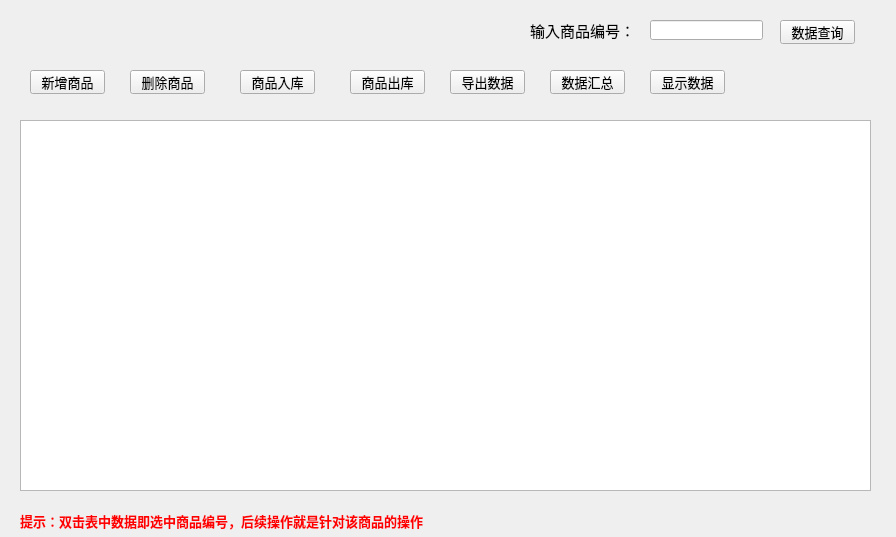
Before: the Qt Designer form ui/mainwidget.ui in xiaoyangst/WarehouseManageSys, drawn with Qt 5.
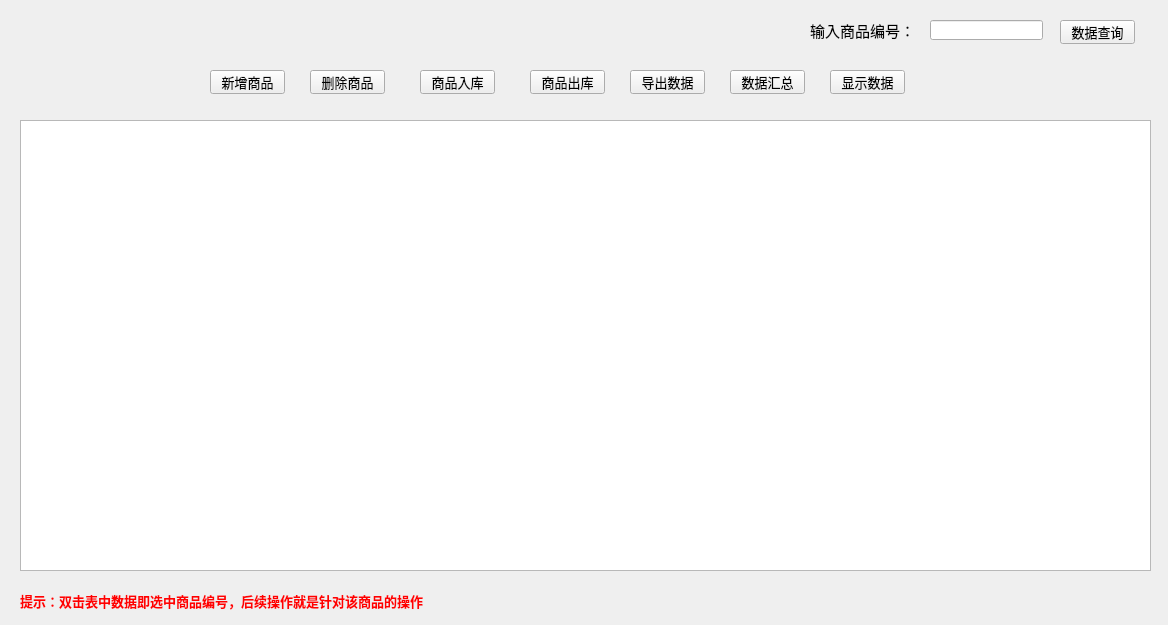
After: the same form once the commit is applied. Icons and pictures are not drawn.

Diff of the .ui file:
```diff
--- a/ui/mainwidget.ui
+++ b/ui/mainwidget.ui
@@ -6,8 +6,8 @@
    <rect>
     <x>0</x>
     <y>0</y>
-    <width>896</width>
-    <height>537</height>
+    <width>1168</width>
+    <height>625</height>
    </rect>
   </property>
   <property name="font">
@@ -27,15 +27,15 @@
     <rect>
      <x>20</x>
      <y>120</y>
-     <width>851</width>
-     <height>371</height>
+     <width>1131</width>
+     <height>451</height>
     </rect>
    </property>
   </widget>
   <widget class="QPushButton" name="addGoodsBtn">
    <property name="geometry">
     <rect>
-     <x>30</x>
+     <x>210</x>
      <y>70</y>
      <width>75</width>
      <height>24</height>
@@ -52,7 +52,7 @@
   <widget class="QPushButton" name="removeGoodsBtn">
    <property name="geometry">
     <rect>
-     <x>130</x>
+     <x>310</x>
      <y>70</y>
      <width>75</width>
      <height>24</height>
@@ -69,7 +69,7 @@
   <widget class="QPushButton" name="uploadWareHouseBtn">
    <property name="geometry">
     <rect>
-     <x>240</x>
+     <x>420</x>
      <y>70</y>
      <width>75</width>
      <height>24</height>
@@ -86,7 +86,7 @@
   <widget class="QPushButton" name="exportWareHouseBtn">
    <property name="geometry">
     <rect>
-     <x>350</x>
+     <x>530</x>
      <y>70</y>
      <width>75</width>
      <height>24</height>
@@ -103,7 +103,7 @@
   <widget class="QPushButton" name="exportDataBtn">
    <property name="geometry">
     <rect>
-     <x>450</x>
+     <x>630</x>
      <y>70</y>
      <width>75</width>
      <height>24</height>
@@ -120,7 +120,7 @@
   <widget class="QPushButton" name="summeryDataBtn">
    <property name="geometry">
     <rect>
-     <x>550</x>
+     <x>730</x>
      <y>70</y>
      <width>75</width>
      <height>24</height>
@@ -137,7 +137,7 @@
   <widget class="QPushButton" name="searchDataBtn">
    <property name="geometry">
     <rect>
-     <x>780</x>
+     <x>1060</x>
      <y>20</y>
      <width>75</width>
      <height>24</height>
@@ -154,7 +154,7 @@
   <widget class="QLabel" name="label">
    <property name="geometry">
     <rect>
-     <x>530</x>
+     <x>810</x>
      <y>20</y>
      <width>101</width>
      <height>21</height>
@@ -172,7 +172,7 @@
   <widget class="QLineEdit" name="searchEdit">
    <property name="geometry">
     <rect>
-     <x>650</x>
+     <x>930</x>
      <y>20</y>
      <width>113</width>
      <height>20</height>
@@ -183,7 +183,7 @@
    <property name="geometry">
     <rect>
      <x>20</x>
-     <y>510</y>
+     <y>590</y>
      <width>421</width>
      <height>21</height>
     </rect>
@@ -206,7 +206,7 @@
   <widget class="QPushButton" name="showAllBtn">
    <property name="geometry">
     <rect>
-     <x>650</x>
+     <x>830</x>
      <y>70</y>
      <width>75</width>
      <height>24</height>
```
